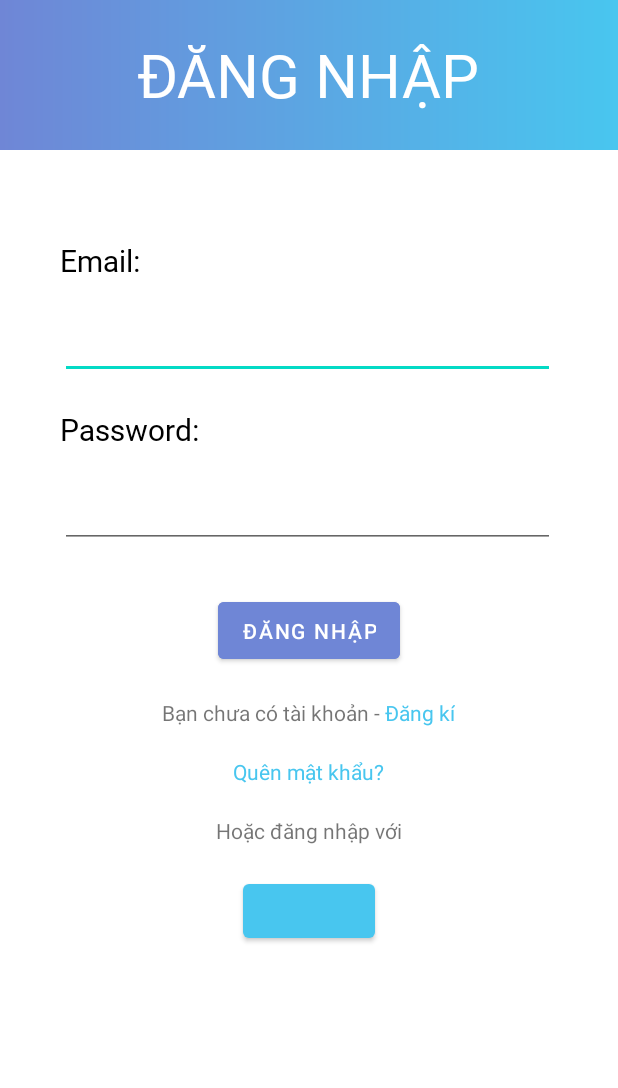
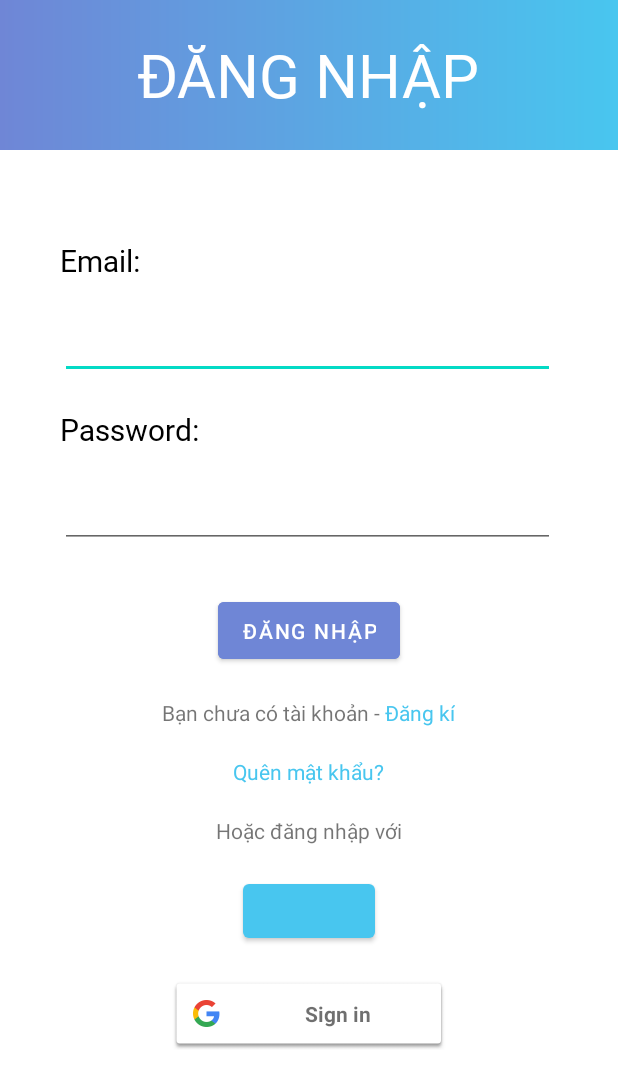
Before and after one commit to dobadov3/ClothesShop, an Android app: the SignInActivity screen opened directly, with no data from a screen before it, on a phone screen of 412 x 824 dp. Shown: the top 1088 px of the screen. Run offline under Robolectric (Android 15) with nearby library versions, the phone set to English and light mode, and no system bars; our stand-ins replace Picasso; libraries missing offline, so code that uses them is left out: com.facebook, com.facebook.login; plain views replace LoginButton; 5 statements that could not run were skipped.

Commit message:
Sương sương

```diff
--- a/app/build.gradle
+++ b/app/build.gradle
@@ -40,6 +40,7 @@ dependencies {
     implementation 'com.facebook.android:facebook-android-sdk:4.42.0'
     implementation 'androidx.wear:wear:1.0.0'
     implementation 'com.google.code.gson:gson:2.8.5'
+    implementation 'com.google.android.gms:play-services-auth:19.0.0'
     implementation 'com.cepheuen.elegant-number-button:lib:1.0.3'
     testImplementation 'junit:junit:4.+'
     androidTestImplementation 'androidx.test.ext:junit:1.1.2'
--- a/app/src/main/java/com/example/clothesshop/DAO/CustomerDAO.java
+++ b/app/src/main/java/com/example/clothesshop/DAO/CustomerDAO.java
@@ -69,7 +69,7 @@ public class CustomerDAO {
     }
 
     public boolean UpdateInfo(int id, String name, String gender, String tel, String email, String address){
-        String query = String.format("UPDATE dbo.CustomerInfo SET nameCus = N'%s', gender = N'%s', tel = %s, email = '%s', address = '%s' WHERE id = " + id, name, gender, tel, email, address);
+        String query = String.format("UPDATE dbo.CustomerInfo SET nameCus = N'%s', gender = N'%s', tel = %s, email = N'%s', address = N'%s' WHERE id = " + id, name, gender, tel, email, address);
         int resultSet = DataProvider.getInstance().ExcuteNonQuery(query);
         return resultSet > 0;
     }
@@ -100,7 +100,7 @@ public class CustomerDAO {
     }
 
     public boolean InsertCusInfo(String name, String gender,String email, String address){
-        String query = "INSERT INTO CustomerInfo (nameCus, gender, email, address, tel) VALUES (N'"+name+"', '"+gender+"', '"+email+"', '"+address+"', '0')";
+        String query = "INSERT INTO CustomerInfo (nameCus, gender, email, address, tel) VALUES (N'"+name+"', 'N"+gender+"', 'N"+email+"', 'N"+address+"', '0')";
         int result = 0;
 
         result = DataProvider.getInstance().ExcuteNonQuery(query);
--- a/app/src/main/java/com/example/clothesshop/activity/SignInActivity.java
+++ b/app/src/main/java/com/example/clothesshop/activity/SignInActivity.java
@@ -57,6 +57,13 @@ public class SignInActivity extends AppCompatActivity {
         etPass = findViewById(R.id.etPassword);
         btnSignIn = findViewById(R.id.btnSignIn);
         loginButton = findViewById(R.id.btn_login_fb);
+
+        SharedPreferences sharedPreferences = getSharedPreferences("checklogin", MODE_PRIVATE);
+        String login = sharedPreferences.getString("login", "");
+
+        if (login.equals("false")){
+            LoginManager.getInstance().logOut();
+        }
 
         callbackManager = CallbackManager.Factory.create();
         loginButton.setReadPermissions(Arrays.asList("user_gender, user_friends"));
@@ -140,10 +147,18 @@ public class SignInActivity extends AppCompatActivity {
         Gson gson = new Gson();
         String json = gson.toJson(account);
 
+        SharedPreferences sharedPreferences2 = getSharedPreferences("customerInfo", MODE_PRIVATE);
+        SharedPreferences.Editor editor2 = sharedPreferences2.edit();
+        Gson gson1 = new Gson();
+        String json1 = gson1.toJson(customerInfo);
+
+        editor2.putString("cusInfo", json1);
+
         editor1.putString("accountInfo", json);
         editor.putString("login", "true");
         editor.apply();
         editor1.apply();
+        editor2.apply();
 
         intent.putExtra("CustomerInfo", customerInfo);
         setResult(UserFragment.SIGN_IN_REQUEST_CODE, intent);
--- a/app/src/main/res/layout/activity_sign_in.xml
+++ b/app/src/main/res/layout/activity_sign_in.xml
@@ -120,4 +120,12 @@
         android:layout_below="@id/tv3"
         android:layout_marginTop="20dp"/>
 
+    <com.google.android.gms.common.SignInButton
+        android:layout_width="185dp"
+        android:layout_height="wrap_content"
+        android:id="@+id/btn_login_gg"
+        android:layout_marginTop="20dp"
+        android:layout_below="@+id/btn_login_fb"
+        android:layout_centerHorizontal="true"/>
+
 </RelativeLayout>
--- a/app/src/main/res/layout/purchase_history.xml
+++ b/app/src/main/res/layout/purchase_history.xml
@@ -53,7 +53,7 @@
         android:textStyle="bold"
         android:textColor="@color/black"
         android:layout_centerVertical="true"
-        android:layout_marginLeft="20dp"
+        android:layout_marginLeft="10dp"
         android:layout_toRightOf="@id/imageViewItem"/>
 
     <TextView
```
Also changed, not shown: app/src/main/java/com/example/clothesshop/fragment/InfoFragment.java (+4 -4 lines), app/src/main/java/com/example/clothesshop/fragment/UserFragment.java (+7 -10 lines), 1 other file.
